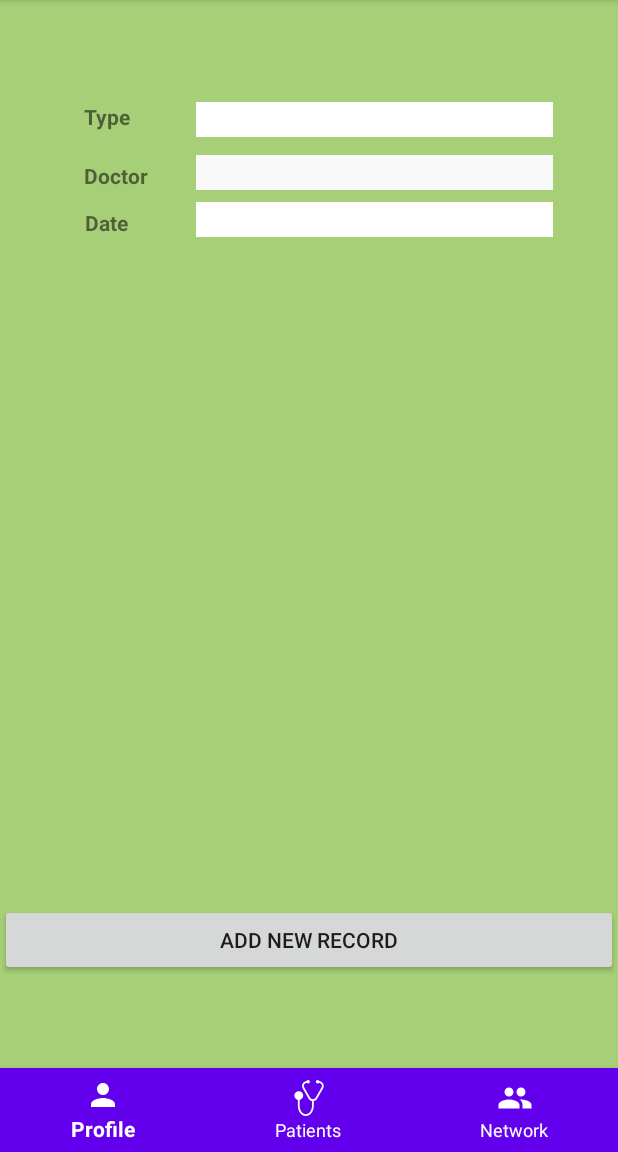
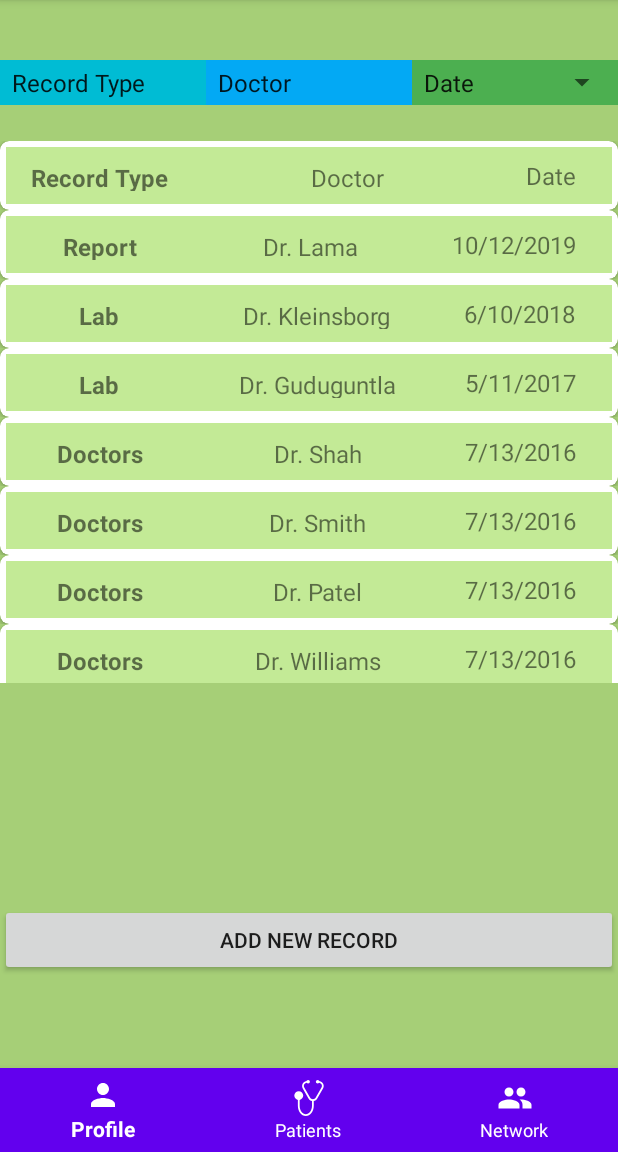
Before and after one commit to vaguduguntla/MedicalApp, an Android app: the fragment MedicalRecordsFragment placed in its activity, on a phone screen of 412 x 824 dp, the part 84-1236 px from its top. Run offline under Robolectric (Android 15) with nearby library versions, the phone set to English and light mode, and no system bars; Roboto replaces fonts that are not available here.

Commit message:
view changes

```diff
--- a/app/src/main/java/com/example/medicalapp/fragments/MedicalRecord.java
+++ b/app/src/main/java/com/example/medicalapp/fragments/MedicalRecord.java
@@ -4,11 +4,13 @@ public class MedicalRecord {
     String RID;
     String Type;
     String Name;
+    String Date;
 
-    MedicalRecord(String RID, String Type, String Name ){
+    MedicalRecord(String RID, String Type, String Name, String Date){
         this.RID = RID;
         this.Type = Type;
         this.Name =  Name;
+        this.Date = Date;
     }
 
 
@@ -44,5 +46,5 @@ public class MedicalRecord {
         Date = date;
     }
 
-    String Date;
+
 }
--- a/app/src/main/java/com/example/medicalapp/fragments/MedicalRecordsFragment.java
+++ b/app/src/main/java/com/example/medicalapp/fragments/MedicalRecordsFragment.java
@@ -26,6 +26,8 @@ public class MedicalRecordsFragment extends PatientProfileFragment {
         // Required empty public constructor
     }
     RecyclerView recyclerView;
+    String n1[], n2[], n3[];
+
     ArrayList<MedicalRecord> MedicalRecordsList = new ArrayList<MedicalRecord>();
     /**
      * Use this factory method to create a new instance of
@@ -61,6 +63,13 @@ public class MedicalRecordsFragment extends PatientProfileFragment {
         return inflater.inflate(R.layout.medical_records_page_fragment, container, false);
     }
     public void onViewCreated(View view, Bundle savedInstanceState){
+        n1 = getResources().getStringArray(R.array.doctor_names);
+        n2 = getResources().getStringArray(R.array.type_of_record);
+        n3 = getResources().getStringArray(R.array.record_date);
+        for(int i =0; i<n1.length; i++){
+            MedicalRecordsList.add(new MedicalRecord("1", n1[i],n2[i],n3[i]));
+        }
+
         recyclerView = view.findViewById(R.id.medical_records_recycler_view);
         MedicalRecordsRecyclerViewAdapter adapter = new MedicalRecordsRecyclerViewAdapter(getContext(),MedicalRecordsList);
         recyclerView.setAdapter(adapter);
--- a/app/src/main/java/com/example/medicalapp/fragments/MyPatientsFragment.java
+++ b/app/src/main/java/com/example/medicalapp/fragments/MyPatientsFragment.java
@@ -38,7 +38,7 @@ public class MyPatientsFragment extends Fragment implements SearchView.OnQueryTe
     // Required empty public constructor
   }
 
-  ArrayList<Patients> PatientNamesList = new ArrayList<Patients>();
+  ArrayList<Users> PatientNamesList = new ArrayList<Users>();
 
 
   RecyclerView patientRecyclerView;
@@ -89,7 +89,7 @@ public class MyPatientsFragment extends Fragment implements SearchView.OnQueryTe
       JSONArray jsonArr = new JSONArray(data[0]);
 
       for (int i=0;i<jsonArr.length();++i) {
-        PatientNamesList.add(new Patients("1", jsonArr.getJSONObject(i).getString("name")));
+        PatientNamesList.add(new Users("1", jsonArr.getJSONObject(i).getString("name")));
       }
       Log.d("data",data[0]);
     } catch (InterruptedException | JSONException e) {
@@ -112,7 +112,7 @@ public class MyPatientsFragment extends Fragment implements SearchView.OnQueryTe
 
     String userInput = newText.toLowerCase();
 
-    ArrayList<Patients> newList = new ArrayList<>();
+    ArrayList<Users> newList = new ArrayList<>();
 
     for (int i=0;i<PatientNamesList.size();++i) {
       if (PatientNamesList.get(i).Name.toLowerCase().contains(userInput)) {
--- a/app/src/main/java/com/example/medicalapp/fragments/PatientRecyclerViewAdapter.java
+++ b/app/src/main/java/com/example/medicalapp/fragments/PatientRecyclerViewAdapter.java
@@ -18,16 +18,16 @@ import com.example.medicalapp.R;
 import java.util.ArrayList;
 
 public class PatientRecyclerViewAdapter extends RecyclerView.Adapter<PatientRecyclerViewAdapter.PatientViewHolder> {
-    ArrayList<Patients> PatientNamesList;
+    ArrayList<Users> PatientNamesList;
     Context context;
    // String PatientNamesList[];
 
-    public PatientRecyclerViewAdapter(Context ct, ArrayList<Patients> s1){
+    public PatientRecyclerViewAdapter(Context ct, ArrayList<Users> s1){
         context = ct;
         PatientNamesList = new ArrayList<>(s1);
     }
 
-    public void updateList(ArrayList<Patients> newArr) {
+    public void updateList(ArrayList<Users> newArr) {
         PatientNamesList = newArr;
         notifyDataSetChanged();
     }
--- a/app/src/main/java/com/example/medicalapp/fragments/Patients.java
+++ b/app/src/main/java/com/example/medicalapp/fragments/Users.java
@@ -2,12 +2,12 @@ package com.example.medicalapp.fragments;
 
 import com.example.medicalapp.R;
 
-public class Patients {
+public class Users {
     String pid;
     String Name;
     int image = R.drawable.ic_account_circle_black_24dp;
 
-    public Patients(String pid, String Name){
+    public Users(String pid, String Name){
         this.pid = pid;
         this.Name = Name;
     }
--- a/app/src/main/res/layout/fragment_patient_profile.xml
+++ b/app/src/main/res/layout/fragment_patient_profile.xml
@@ -20,6 +20,7 @@
             android:id="@+id/Medical_History_Button"
             android:layout_width="match_parent"
             android:layout_height="wrap_content"
+            android:text="Medical History"
             android:shadowColor="#4CAF50"
             app:layout_constraintEnd_toEndOf="parent"
             app:layout_constraintStart_toStartOf="parent"
--- a/app/src/main/res/layout/medical_records_page_fragment.xml
+++ b/app/src/main/res/layout/medical_records_page_fragment.xml
@@ -28,95 +28,53 @@
 
         <androidx.recyclerview.widget.RecyclerView
             android:id="@+id/medical_records_recycler_view"
+            android:layout_width="match_parent"
+            android:layout_height="match_parent"
             android:clickable="true"
-            android:layout_width="match_parent"
-            android:layout_height="match_parent" />
+            app:layout_constraintEnd_toEndOf="parent"
+            app:layout_constraintStart_toStartOf="parent"
+            app:layout_constraintTop_toTopOf="parent" />
     </androidx.constraintlayout.widget.ConstraintLayout>
 
     <androidx.constraintlayout.widget.ConstraintLayout
         android:id="@+id/constraintLayout4"
         android:layout_width="match_parent"
-        android:layout_height="129dp"
-        android:layout_marginTop="44dp"
+        android:layout_height="30dp"
+        android:layout_marginTop="40dp"
+        android:background="#4CAF50"
+        app:layout_constraintEnd_toEndOf="parent"
         app:layout_constraintStart_toStartOf="parent"
         app:layout_constraintTop_toTopOf="parent">
 
-        <TextView
-            android:id="@+id/record_type"
-            android:layout_width="wrap_content"
-            android:layout_height="wrap_content"
-            android:layout_marginTop="24dp"
-            android:text="Type"
-            android:textStyle="bold"
-            app:layout_constraintEnd_toEndOf="parent"
-            app:layout_constraintHorizontal_bias="0.147"
+        <Spinner
+            android:id="@+id/type_spinner"
+            android:layout_width="137dp"
+            android:layout_height="match_parent"
+            android:background="#00BCD4"
+            android:entries="@array/type_of_record"
+            app:layout_constraintBottom_toBottomOf="parent"
             app:layout_constraintStart_toStartOf="parent"
             app:layout_constraintTop_toTopOf="parent" />
 
-        <TextView
-            android:id="@+id/doctor_name_medical_record_field"
-            android:layout_width="wrap_content"
-            android:layout_height="wrap_content"
-            android:layout_marginTop="20dp"
-            android:text="Doctor"
-            android:textStyle="bold"
-            app:layout_constraintBottom_toBottomOf="parent"
-            app:layout_constraintEnd_toEndOf="parent"
-            app:layout_constraintHorizontal_bias="0.152"
-            app:layout_constraintStart_toStartOf="parent"
-            app:layout_constraintTop_toBottomOf="@+id/record_type"
-            app:layout_constraintVertical_bias="0.0" />
-
-        <TextView
-            android:id="@+id/date_field_medical_records"
-            android:layout_width="wrap_content"
-            android:layout_height="wrap_content"
-            android:layout_marginTop="12dp"
-            android:text="Date"
-            android:textStyle="bold"
-            app:layout_constraintBottom_toBottomOf="parent"
-            app:layout_constraintEnd_toEndOf="parent"
-            app:layout_constraintHorizontal_bias="0.147"
-            app:layout_constraintStart_toStartOf="parent"
-            app:layout_constraintTop_toBottomOf="@+id/doctor_name_medical_record_field"
-            app:layout_constraintVertical_bias="0.0" />
-
-        <Spinner
-            android:id="@+id/type_spinner"
-            android:layout_width="238dp"
-            android:layout_height="23dp"
-            android:background="#FFFFFF"
-            app:layout_constraintBottom_toBottomOf="parent"
-            app:layout_constraintEnd_toEndOf="parent"
-            app:layout_constraintHorizontal_bias="0.75"
-            app:layout_constraintStart_toStartOf="parent"
-            app:layout_constraintTop_toTopOf="parent"
-            app:layout_constraintVertical_bias="0.226" />
-
         <Spinner
             android:id="@+id/doctor_spinner"
-            android:layout_width="238dp"
-            android:layout_height="23dp"
-            android:layout_marginTop="12dp"
-            android:background="#FAF9F9"
+            android:layout_width="137dp"
+            android:layout_height="match_parent"
+            android:entries="@array/doctor_names"
+            android:background="#03A9F4"
             app:layout_constraintBottom_toBottomOf="parent"
-            app:layout_constraintEnd_toEndOf="parent"
-            app:layout_constraintHorizontal_bias="0.75"
-            app:layout_constraintStart_toStartOf="parent"
-            app:layout_constraintTop_toBottomOf="@+id/type_spinner"
-            app:layout_constraintVertical_bias="0.0" />
+            app:layout_constraintStart_toEndOf="@+id/type_spinner"
+            app:layout_constraintTop_toTopOf="parent" />
 
         <Spinner
             android:id="@+id/date_spinner"
-            android:layout_width="238dp"
-            android:layout_height="23dp"
-            android:layout_marginBottom="15dp"
-            android:background="#FFFFFF"
+            android:layout_width="137dp"
+            android:layout_height="match_parent"
+            android:entries="@array/record_date"
             app:layout_constraintBottom_toBottomOf="parent"
             app:layout_constraintEnd_toEndOf="parent"
-            app:layout_constraintHorizontal_bias="0.75"
-            app:layout_constraintStart_toStartOf="parent"
-            app:layout_constraintTop_toBottomOf="@+id/doctor_spinner"
-            app:layout_constraintVertical_bias="1.0" />
+            app:layout_constraintStart_toEndOf="@+id/doctor_spinner"
+            app:layout_constraintTop_toTopOf="parent" />
+
     </androidx.constraintlayout.widget.ConstraintLayout>
 </androidx.constraintlayout.widget.ConstraintLayout>
--- a/app/src/main/res/layout/medical_records_row.xml
+++ b/app/src/main/res/layout/medical_records_row.xml
@@ -10,6 +10,7 @@
         android:id="@+id/medical_record"
         android:layout_width="match_parent"
         android:layout_height="46dp"
+        android:clickable="true"
         android:background="#FFFFFF"
         app:cardCornerRadius="6dp"
         app:layout_constraintEnd_toEndOf="parent"
--- a/app/src/main/res/values/strings.xml
+++ b/app/src/main/res/values/strings.xml
@@ -13,21 +13,8 @@
     <string name="add_new_doctor">Add New Doctor</string>
     <string name="medical_records">Medical Records</string>
     <string name="medications">Medications</string>
-    <string-array name="patient_names">
-        <item>Vaasu</item>
-        <item>Arjun</item>
-        <item>Zeb</item>
-        <item>Dana</item>
-        <item>Julia</item>
-        <item>Hanna</item>
-        <item>Kevin</item>
-        <item>Sam</item>
-        <item>Zeus</item>
-        <item>Aries</item>
-        <item>George</item>
-        <item>Poop</item>
-    </string-array>
     <string-array name="doctor_names">
+        <item>Doctor</item>
         <item>Dr. Lama</item>
         <item>Dr. Kleinsborg</item>
         <item>Dr. Guduguntla</item>
@@ -46,18 +33,58 @@
         <item>STD Test</item>
         <item>Allergy Test</item>
         <item>Physical Examination</item>
+        <item>Blah</item>
+        <item>Blah</item>
+        <item>Blah</item>
+        <item>Blah</item>
+        <item>Blah</item>
+        <item>Blah</item>
+        <item>Blah</item>
+        <item>Blah</item>
+        <item>Blah</item>
+        <item>Blah</item>
+        <item>Blah</item>
+
+
+
 
     </string-array>
     <string-array name="type_of_record">
+        <item>Record Type</item>
         <item>Report</item>
         <item>Lab</item>
         <item>Lab</item>
         <item>Doctors Notes</item>
+        <item>Doctors Notes</item>
+        <item>Doctors Notes</item>
+        <item>Doctors Notes</item>
+        <item>Doctors Notes</item>
+        <item>Doctors Notes</item>
+        <item>Doctors Notes</item>
+        <item>Doctors Notes</item>
+        <item>Doctors Notes</item>
+        <item>Doctors Notes</item>
+        <item>Doctors Notes</item>
+        <item>Doctors Notes</item>
+
     </string-array>
     <string-array name="record_date">
+        <item>Date</item>
         <item>10/12/2019</item>
         <item>6/10/2018</item>
         <item>5/11/2017</item>
         <item>7/13/2016</item>
+        <item>7/13/2016</item>
+        <item>7/13/2016</item>
+        <item>7/13/2016</item>
+        <item>7/13/2016</item>
+        <item>7/13/2016</item>
+        <item>7/13/2016</item>
+        <item>7/13/2016</item>
+        <item>7/13/2016</item>
+        <item>7/13/2016</item>
+        <item>7/13/2016</item>
+        <item>7/13/2016</item>
     </string-array>
+
 </resources>
```
Also changed, not shown: app/src/main/java/com/example/medicalapp/fragments/DoctorRecyclerViewAdapter.java (+6 -4 lines), app/src/main/java/com/example/medicalapp/fragments/MyNetworkFragment.java (+14 -2 lines).
